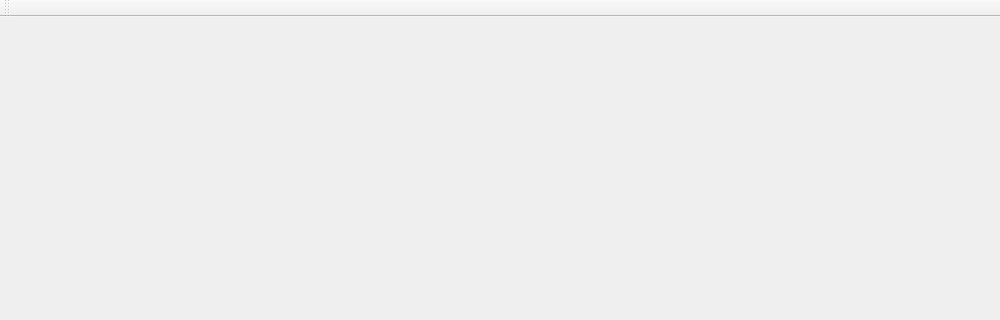
Old version of the form apps/opencs/opencs.ui in the repository zinnschlag/openmw; both pictures show x 0 to 1000 and y 0 to 320 of the 1000 by 632 pixel window.
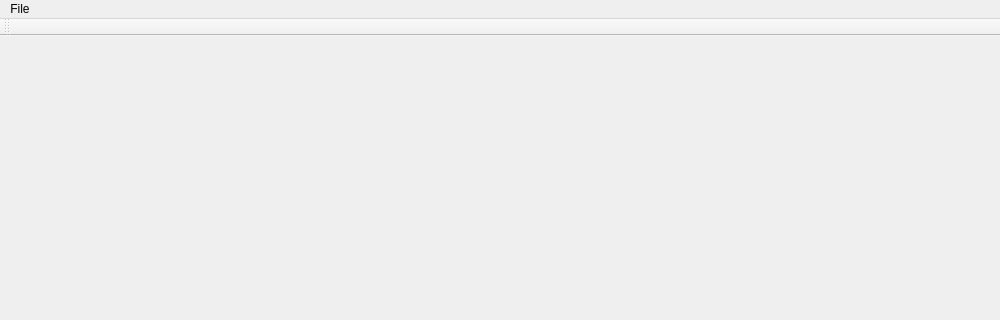
New version of the form. Icons and pictures are not drawn.

Commit message: Restored basic functionality

```diff
--- a/apps/opencs/opencs.ui
+++ b/apps/opencs/opencs.ui
@@ -27,6 +27,13 @@
      <height>25</height>
     </rect>
    </property>
+   <widget class="QMenu" name="menuFile">
+    <property name="title">
+     <string>File</string>
+    </property>
+    <addaction name="actionOpen"/>
+   </widget>
+   <addaction name="menuFile"/>
   </widget>
   <widget class="QToolBar" name="mainToolBar">
    <attribute name="toolBarArea">
```
Left out of the diff: 5 changed lines with no effect on the pictures. The commit also changes 2 other files.
